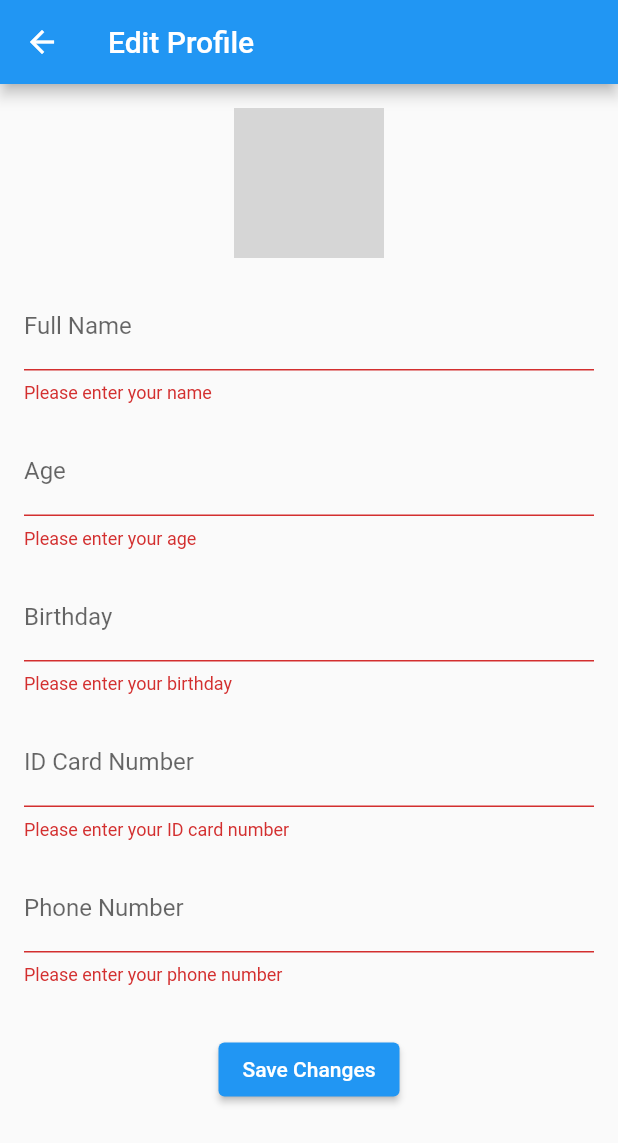
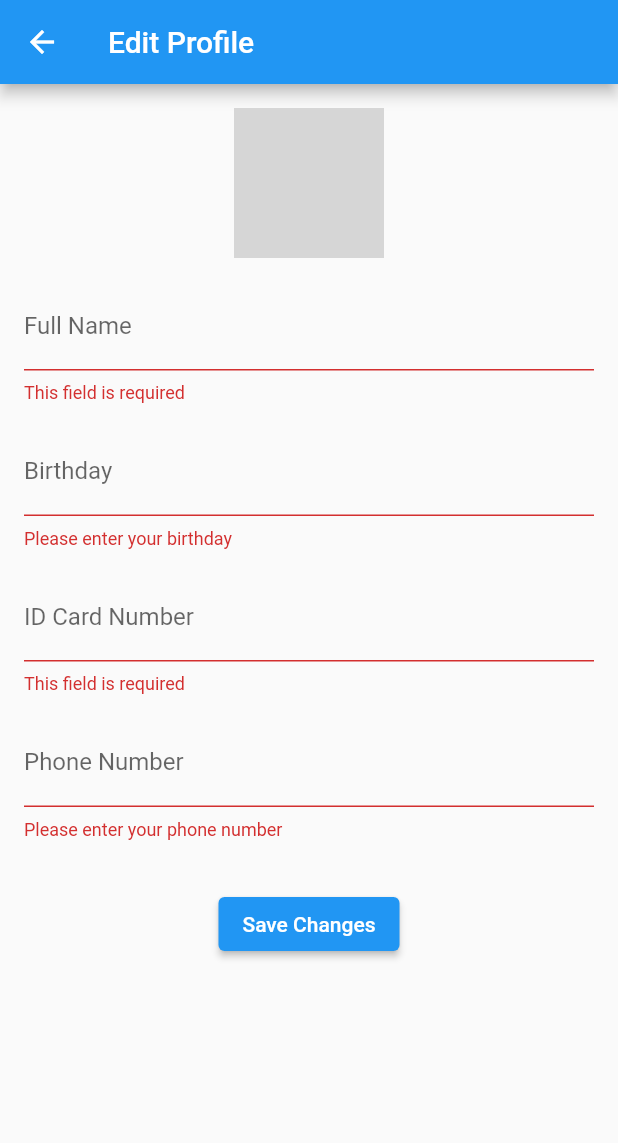
Before and after one commit to Mohamed-Oulkadi/mydoc, a Flutter app: the EditProfileScreen screen opened directly, after a tap on "Save Changes", on a phone screen of 412 x 824 dp. Shown: the top 1143 px of the screen. Run offline on Flutter 3.47's test engine with Material 2 defaults, Android fonts, the phone set to English and light mode, and no system bars; our stand-ins replace dio, shared_preferences, validators; missing offline and left inert: custom_clippers; accounts and stored records are empty; network calls fail; grey boxes are pictures that could not be loaded.

Commit message:
added some input validation

```diff
--- a/lib/providers/validators.dart
+++ b/lib/providers/validators.dart
@@ -55,3 +55,14 @@ String? validatePhoneNumber(String? value) {
 
   return null;
 }
+
+String? validateIdCard(String? value) {
+  if (value == null || value.isEmpty) {
+    return 'This field is required';
+  }
+
+  RegExp regExp = RegExp(r'^[A-Za-z]{2}\d+$');
+  if (!regExp.hasMatch(value)) {
+    return 'Not a valid moroccan CIN';
+  }
+}
--- a/lib/screens/patient/edit_profile.dart
+++ b/lib/screens/patient/edit_profile.dart
@@ -1,4 +1,5 @@
 import 'package:flutter/material.dart';
+import 'package:mydoc/providers/validators.dart';
 
 class EditProfileScreen extends StatefulWidget {
   const EditProfileScreen({Key? key}) : super(key: key);
@@ -60,26 +61,7 @@ class EditProfileScreenState extends State<EditProfileScreen> {
                 decoration: const InputDecoration(
                   labelText: 'Full Name',
                 ),
-                validator: (value) {
-                  if (value == null || value.isEmpty) {
-                    return 'Please enter your name';
-                  }
-                  return null;
-                },
-              ),
-              const SizedBox(height: 16),
-              TextFormField(
-                controller: _ageController,
-                keyboardType: TextInputType.number,
-                decoration: const InputDecoration(
-                  labelText: 'Age',
-                ),
-                validator: (value) {
-                  if (value == null || value.isEmpty) {
-                    return 'Please enter your age';
-                  }
-                  return null;
-                },
+                validator: (value) => validateFullName(value),
               ),
               const SizedBox(height: 16),
               TextFormField(
@@ -88,6 +70,8 @@ class EditProfileScreenState extends State<EditProfileScreen> {
                   labelText: 'Birthday',
                 ),
                 validator: (value) {
+                  // TODO proper birthday validation
+                  // (to add in providers/validators.dart)
                   if (value == null || value.isEmpty) {
                     return 'Please enter your birthday';
                   }
@@ -100,12 +84,7 @@ class EditProfileScreenState extends State<EditProfileScreen> {
                 decoration: const InputDecoration(
                   labelText: 'ID Card Number',
                 ),
-                validator: (value) {
-                  if (value == null || value.isEmpty) {
-                    return 'Please enter your ID card number';
-                  }
-                  return null;
-                },
+                validator: (value) => validateIdCard(value),
               ),
               const SizedBox(height: 16),
               TextFormField(
```
